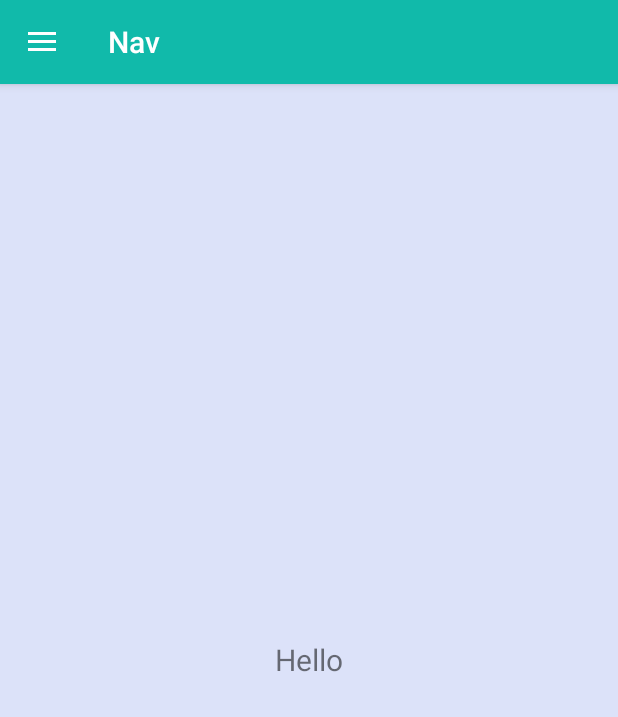
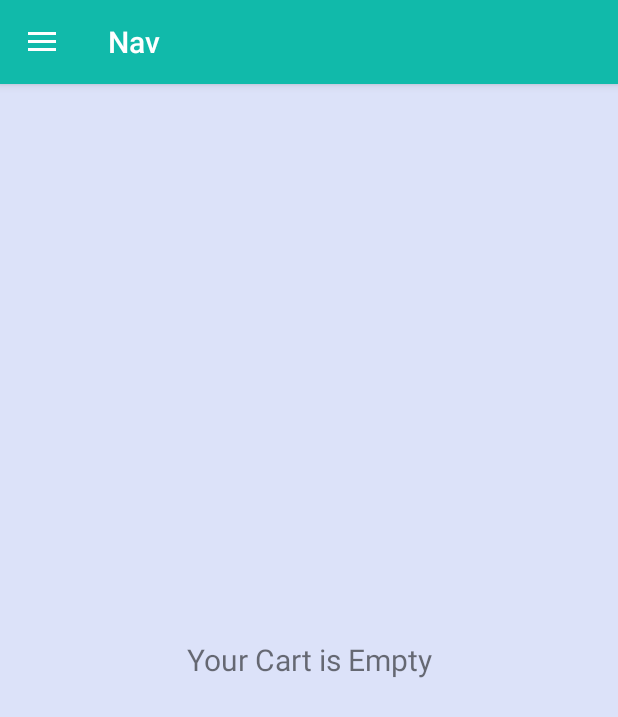
Before and after one commit to devabrath/BasicShoppingApp, an Android app: the CartFragment screen opened through its navigation route, on a phone screen of 412 x 824 dp. Shown: the top 717 px of the screen. Run offline under Robolectric (Android 15) with nearby library versions, the light colour scheme and no system bars; our stand-ins replace navigation-ui.

Commit message:
added screenshots

```diff
--- a/app/src/main/res/layout/fragment_cart.xml
+++ b/app/src/main/res/layout/fragment_cart.xml
@@ -16,7 +16,7 @@
         android:layout_marginTop="8dp"
         android:layout_marginEnd="8dp"
         android:textAlignment="center"
-        android:text="Hello"
+        android:text="Your Cart is Empty"
         android:layout_centerVertical="true"
         android:textSize="20sp" />
 </RelativeLayout>
```
Also changed, not shown: 8 other files.
